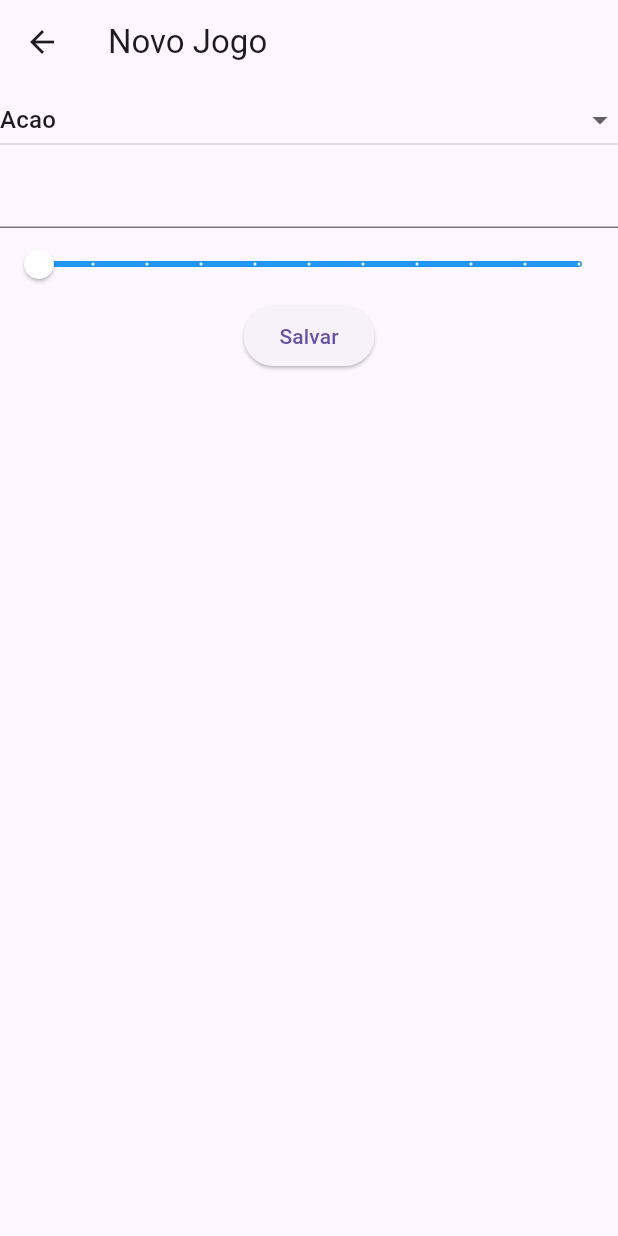
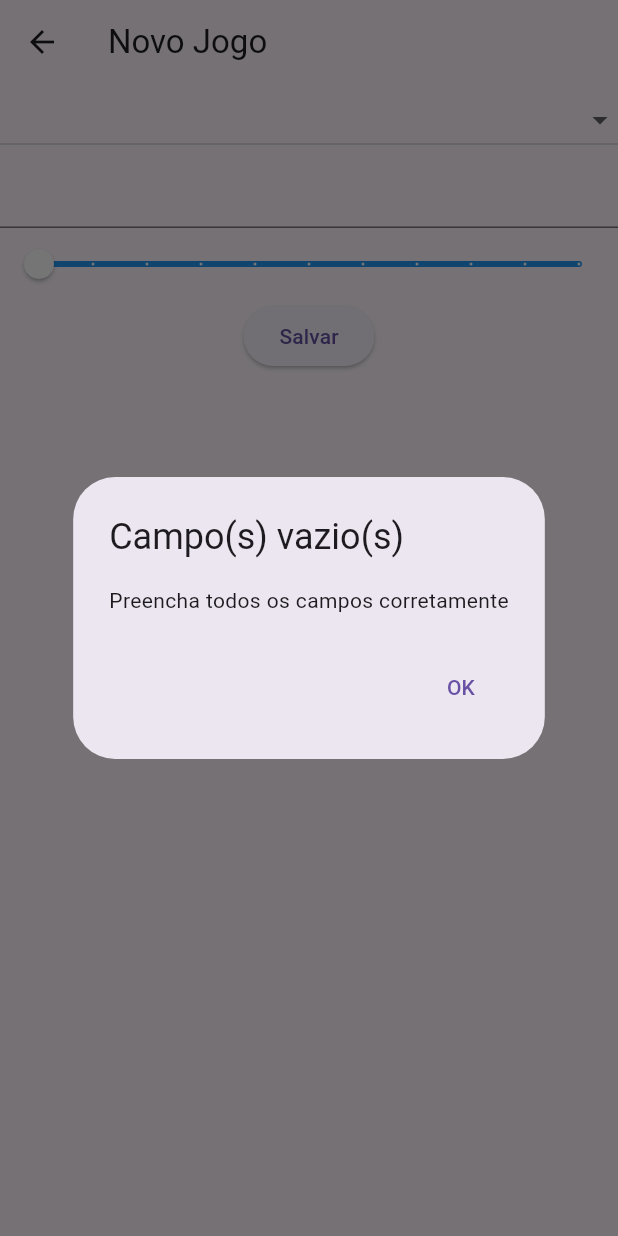
Before and after one commit to fabiogqueiros/Trabalho-LabMoveis, a Flutter app: the NovoJogo screen opened by its route, after a tap on "Salvar", on a phone screen of 412 x 824 dp. Run offline on Flutter 3.47's test engine with Material 3 defaults, Android fonts, the phone set to English and light mode, and no system bars; our stand-ins replace shared_preferences, sqflite; accounts and stored records are empty.

Commit message:
Adicoes de NovoJogo, e consertando rotas

```diff
--- a/lib/detalhes.dart
+++ b/lib/detalhes.dart
@@ -10,8 +10,8 @@ class Detalhes extends StatefulWidget {
 
 class _DetalhesState extends State<Detalhes> {
   String descricao = "";
-  int? nota = null;
-  String id = "";
+  int? nota;
+  String? id;
 
   void navAvaliacoes(context){
     Navigator.pushNamed(context, "avaliacoes");
--- a/lib/novoJogo.dart
+++ b/lib/novoJogo.dart
@@ -15,7 +15,7 @@ class _NovoJogoState extends State<NovoJogo> {
   double estrelas = 0;
 
   void _dashboard(BuildContext context){
-    if(tipo != null && duracaoMinutes.text.isNotEmpty){
+    if(tipo == null || duracaoMinutes.text.isEmpty){
       String title = "Campo(s) vazio(s)";
       String message = "Preencha todos os campos corretamente";
       alerta(context, title, message);
@@ -54,10 +54,9 @@ class _NovoJogoState extends State<NovoJogo> {
       AppBar(title: const Text("Novo Jogo"),),
       body: Column(children: [
 
-        DropdownButton(value: tipo,
-          items: tipos.map<DropdownMenuItem<String>>((tip){
-            return DropdownMenuItem<String>(child: Text(tip));}).toList(),
-          onChanged: (tip) {
+        DropdownButton(items: tipos.map((String valor) => DropdownMenuItem<String>(value: valor, child: Text(valor),)).toList(),
+          value: tipo,
+          onChanged: (String? tip){
             tipo = tip;
             setState(() {});
           },
--- a/lib/recentes.dart
+++ b/lib/recentes.dart
@@ -23,7 +23,7 @@ class _RecentesState extends State<Recentes> {
 
   @override
   Widget build(BuildContext context) {
-    widgetLista = getJogos() as ListView;
+    //widgetLista = getJogos() as ListView;
 
     return Scaffold(appBar: AppBar(title: const Text("Recentes"),),
       body: widgetLista
```
Also changed, not shown: lib/cadastrar.dart (+4 -3 lines), lib/dashboard.dart (+9 -10 lines), lib/inicio.dart (+9 -7 lines).
